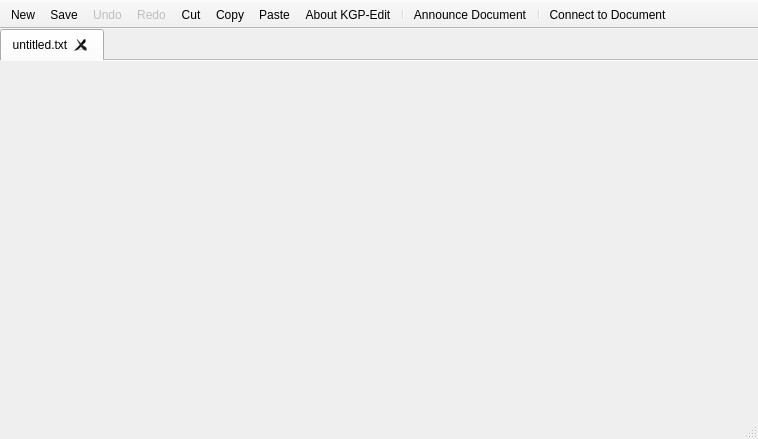
bhaskarbagchi/KgpEdit, file mainwindow.ui: the form before one commit.
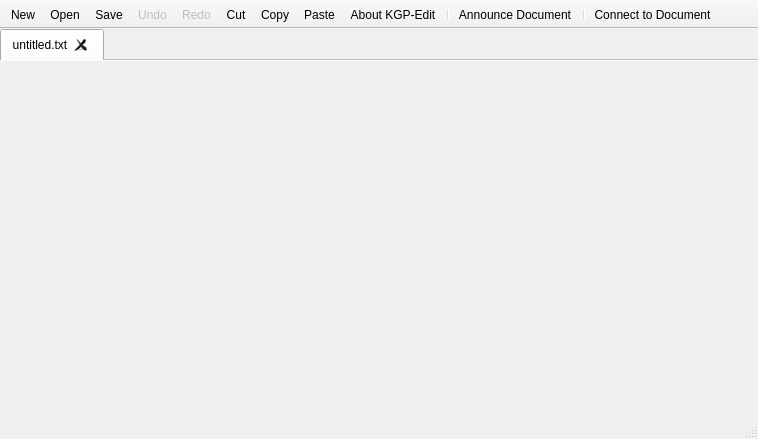
The form after the commit. Icons and pictures are not drawn.

The edit to the form file:
```diff
--- a/mainwindow.ui
+++ b/mainwindow.ui
@@ -76,6 +76,7 @@
     <bool>false</bool>
    </attribute>
    <addaction name="actionFile_New"/>
+   <addaction name="actionFile_Open"/>
    <addaction name="actionFile_Save"/>
    <addaction name="actionEdit_Undo"/>
    <addaction name="actionEdit_Redo"/>
```
Left out of the diff: 2 changed lines with no effect on the pictures.
